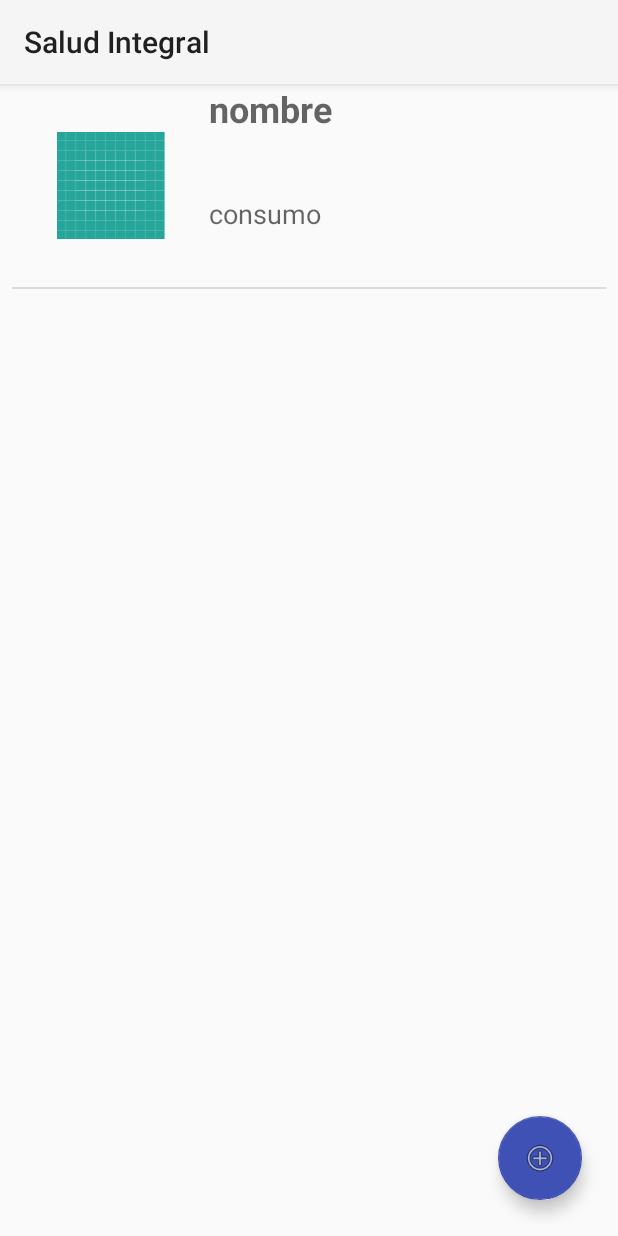
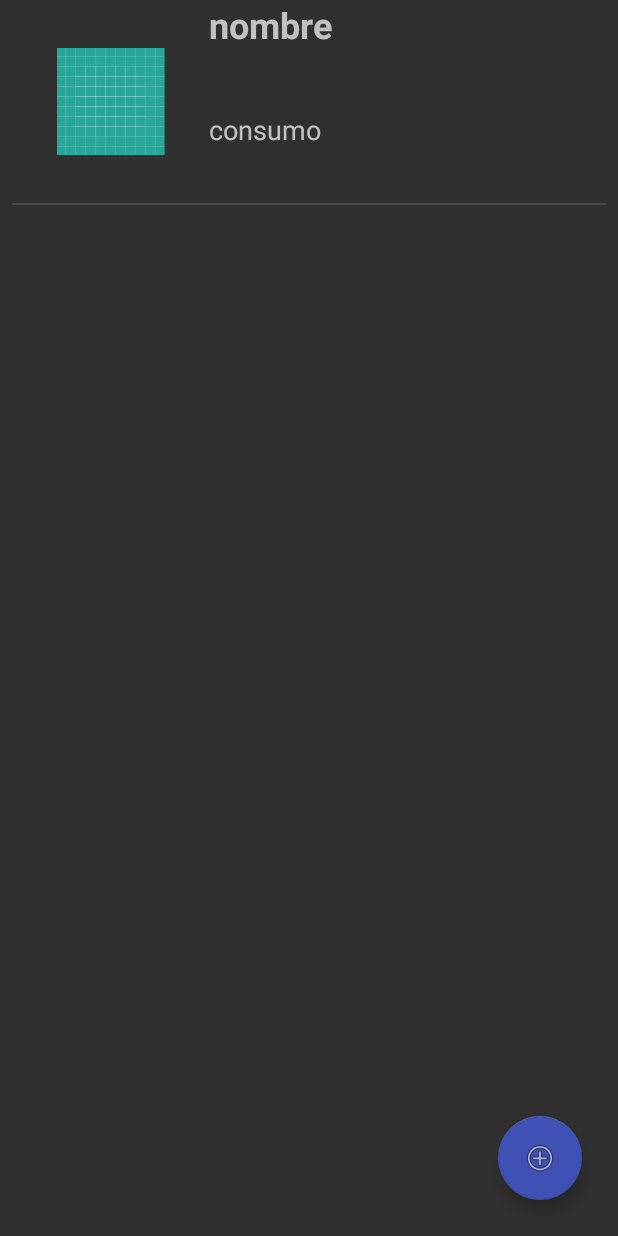
Before and after one commit to hdsalazar9/LosLinces-DesarrolloParaMoviles, an Android app: the fragment FragmentoMedicamento placed in its activity, on a phone screen of 412 x 824 dp. Run offline under Robolectric (Android 15) with nearby library versions, the phone set to English and light mode, and no system bars; libraries missing offline, so code that uses them is left out: org.parceler; 5 statements that could not run were skipped.

Commit message:
Initial release

```diff
--- a/app/src/main/AndroidManifest.xml
+++ b/app/src/main/AndroidManifest.xml
@@ -8,7 +8,7 @@
         android:label="@string/app_name"
         android:roundIcon="@mipmap/ic_launcher_round"
         android:supportsRtl="true"
-        android:theme="@style/AppTheme">
+        android:theme="@style/Theme.Design.NoActionBar">
         <activity
             android:name=".activities.MainActivity"
             android:label="@string/app_name">
@@ -19,7 +19,6 @@
             </intent-filter>
         </activity>
         <activity android:name=".activities.MainMenu" />
-
         <activity android:name=".activities.RegistroActivity"></activity>
         <activity android:name=".activities.SaludActivity"></activity>
     </application>
--- a/app/src/main/java/itesm/mx/saludintegral/activities/RegistroActivity.java
+++ b/app/src/main/java/itesm/mx/saludintegral/activities/RegistroActivity.java
@@ -118,7 +118,7 @@ public class RegistroActivity extends AppCompatActivity implements View.OnClickL
 
                 //Obtener la fecha desde lo escrito por el usuario
                 Date date = null;
-                SimpleDateFormat dateFormat = new SimpleDateFormat("DD-MM-YYYY");
+                SimpleDateFormat dateFormat = new SimpleDateFormat("DD-MM-yyyy");
                 try {
                     date= dateFormat.parse(etFechaDeNacimiento.getText().toString());
                 } catch (ParseException e) {
--- a/app/src/main/java/itesm/mx/saludintegral/controllers/InfoPersonalOperations.java
+++ b/app/src/main/java/itesm/mx/saludintegral/controllers/InfoPersonalOperations.java
@@ -93,7 +93,7 @@ public class InfoPersonalOperations {
             if(cursor.moveToFirst()){
                 do{
                     Date dateC=null;
-                    SimpleDateFormat dateFormat = new SimpleDateFormat("DD-MM-YYYY");
+                    SimpleDateFormat dateFormat = new SimpleDateFormat("DD-MM-yyyy");
                     try {
                         dateC= dateFormat.parse(cursor.getString(2));
                     } catch (ParseException e) {
--- a/app/src/main/java/itesm/mx/saludintegral/controllers/MedicamentoOperations.java
+++ b/app/src/main/java/itesm/mx/saludintegral/controllers/MedicamentoOperations.java
@@ -114,7 +114,7 @@ public class MedicamentoOperations {
                     boolean b = cursor.getString(9).equals("true");
                     SimpleDateFormat format = new SimpleDateFormat("HH:mm"); // 12 hour format
                     Date d1 = null;
-                    SimpleDateFormat dateFormat = new SimpleDateFormat("DD-MM-YYYY");
+                    SimpleDateFormat dateFormat = new SimpleDateFormat("DD-MM-yyyy");
                     try {
                         dateC= dateFormat.parse(cursor.getString(7));
                         dateT= dateFormat.parse(cursor.getString(8));
--- a/app/src/main/java/itesm/mx/saludintegral/fragments/AddMedicamentoFragment.java
+++ b/app/src/main/java/itesm/mx/saludintegral/fragments/AddMedicamentoFragment.java
@@ -133,7 +133,7 @@ public class AddMedicamentoFragment extends Fragment implements View.OnClickList
         iCantidad = Integer.parseInt(etCantidadIngerir.getText().toString());
         strPeriodicidad = etPeriodicidad.getText().toString();
         SimpleDateFormat formatter = new SimpleDateFormat("HH:mm:ss");
-        SimpleDateFormat dateFormat = new SimpleDateFormat("DD-MM-YYYY");
+        SimpleDateFormat dateFormat = new SimpleDateFormat("DD-MM-yyyy");
         String strHora = etHoraIngesta.getText().toString();
         // Tiene que ser ingresada en el formato de hh:mm:ss
         timeHora = Time.valueOf(strHora);
```
